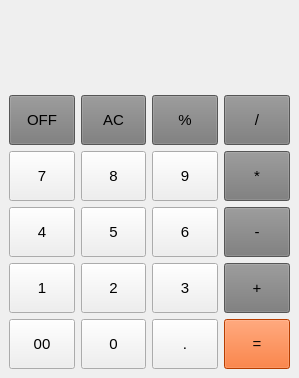
First picture: the form in Лаба_6.3/calc.ui, repository mihailovily/python-labs-2023, before the edit.
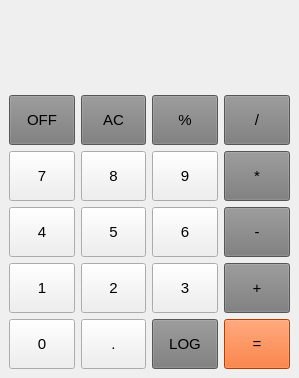
Second picture: the form after the edit.

Diff of the .ui file:
```diff
--- a/Лаба_6.3/calc.ui
+++ b/Лаба_6.3/calc.ui
@@ -366,24 +366,6 @@
     </item>
     <item>
      <layout class="QHBoxLayout" name="horizontalLayout_3">
-      <item>
-       <widget class="QPushButton" name="pushButton_00">
-        <property name="minimumSize">
-         <size>
-          <width>50</width>
-          <height>50</height>
-         </size>
-        </property>
-        <property name="font">
-         <font>
-          <pointsize>11</pointsize>
-         </font>
-        </property>
-        <property name="text">
-         <string>00</string>
-        </property>
-       </widget>
-      </item>
       <item>
        <widget class="QPushButton" name="pushButton_0">
         <property name="minimumSize">
@@ -420,6 +402,27 @@
         </property>
        </widget>
       </item>
+      <item>
+       <widget class="QPushButton" name="pushButton_LOG">
+        <property name="minimumSize">
+         <size>
+          <width>50</width>
+          <height>50</height>
+         </size>
+        </property>
+        <property name="font">
+         <font>
+          <pointsize>11</pointsize>
+         </font>
+        </property>
+        <property name="styleSheet">
+         <string notr="true">background-color: rgb(121, 121, 121);</string>
+        </property>
+        <property name="text">
+         <string>LOG</string>
+        </property>
+       </widget>
+      </item>
       <item>
        <widget class="QPushButton" name="pushButton_final">
         <property name="minimumSize">
```
